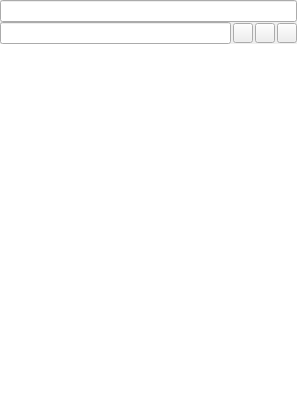
Above: src/notewidget.ui from theshadowx/notes before the change. Below: the same form after it.
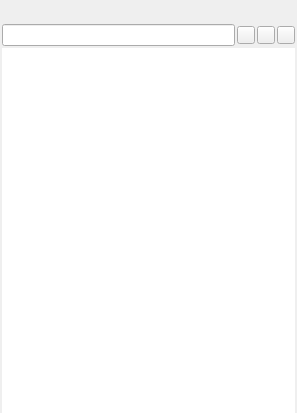
That is the form after the change. Custom widgets are drawn as their Qt base class.

Commit message: Adding spacer at the top

Diff of the .ui file:
```diff
--- a/src/notewidget.ui
+++ b/src/notewidget.ui
@@ -13,30 +13,42 @@
   <property name="windowTitle">
    <string>Form</string>
   </property>
-  <layout class="QVBoxLayout" name="verticalLayout">
-   <property name="spacing">
-    <number>0</number>
-   </property>
+  <layout class="QGridLayout" name="gridLayout">
    <property name="leftMargin">
-    <number>0</number>
+    <number>2</number>
    </property>
    <property name="topMargin">
     <number>0</number>
    </property>
    <property name="rightMargin">
-    <number>0</number>
+    <number>2</number>
    </property>
    <property name="bottomMargin">
     <number>0</number>
    </property>
-   <item>
-    <widget class="QLineEdit" name="lineEdit_2">
-     <property name="readOnly">
-      <bool>true</bool>
+   <property name="horizontalSpacing">
+    <number>0</number>
+   </property>
+   <property name="verticalSpacing">
+    <number>2</number>
+   </property>
+   <item row="0" column="0">
+    <spacer name="verticalSpacer">
+     <property name="orientation">
+      <enum>Qt::Vertical</enum>
      </property>
-    </widget>
+     <property name="sizeType">
+      <enum>QSizePolicy::Fixed</enum>
+     </property>
+     <property name="sizeHint" stdset="0">
+      <size>
+       <width>20</width>
+       <height>24</height>
+      </size>
+     </property>
+    </spacer>
    </item>
-   <item>
+   <item row="1" column="0">
     <layout class="QHBoxLayout" name="horizontalLayout">
      <property name="spacing">
       <number>2</number>
@@ -54,19 +66,25 @@
        </property>
        <property name="minimumSize">
         <size>
-         <width>20</width>
-         <height>20</height>
+         <width>18</width>
+         <height>18</height>
         </size>
        </property>
        <property name="maximumSize">
         <size>
-         <width>20</width>
-         <height>20</height>
+         <width>18</width>
+         <height>18</height>
         </size>
        </property>
        <property name="text">
         <string/>
        </property>
+       <property name="iconSize">
+        <size>
+         <width>12</width>
+         <height>12</height>
+        </size>
+       </property>
        <property name="autoDefault">
         <bool>true</bool>
        </property>
@@ -76,43 +94,55 @@
       <widget class="QPushButton" name="trashButton">
        <property name="minimumSize">
         <size>
-         <width>20</width>
-         <height>20</height>
+         <width>18</width>
+         <height>18</height>
         </size>
        </property>
        <property name="maximumSize">
         <size>
-         <width>20</width>
-         <height>20</height>
+         <width>18</width>
+         <height>18</height>
         </size>
        </property>
        <property name="text">
         <string/>
        </property>
+       <property name="iconSize">
+        <size>
+         <width>12</width>
+         <height>12</height>
+        </size>
+       </property>
       </widget>
      </item>
      <item>
       <widget class="QPushButton" name="newNoteButton">
        <property name="minimumSize">
         <size>
-         <width>20</width>
-         <height>20</height>
+         <width>18</width>
+         <height>18</height>
         </size>
        </property>
        <property name="maximumSize">
         <size>
-         <width>20</width>
-         <height>20</height>
+         <width>18</width>
+         <height>18</height>
         </size>
        </property>
        <property name="text">
         <string/>
        </property>
+       <property name="iconSize">
+        <size>
+         <width>12</width>
+         <height>12</height>
+        </size>
+       </property>
       </widget>
      </item>
     </layout>
    </item>
-   <item>
+   <item row="2" column="0">
     <widget class="NoteView" name="noteView">
      <property name="frameShape">
       <enum>QFrame::NoFrame</enum>
```
